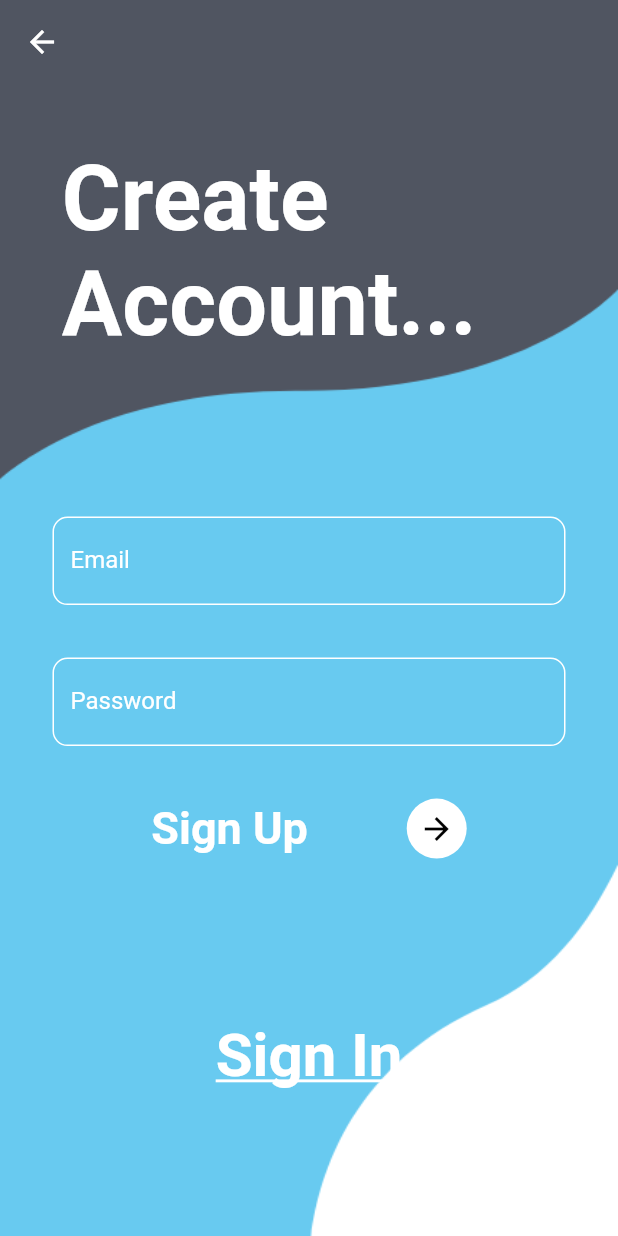
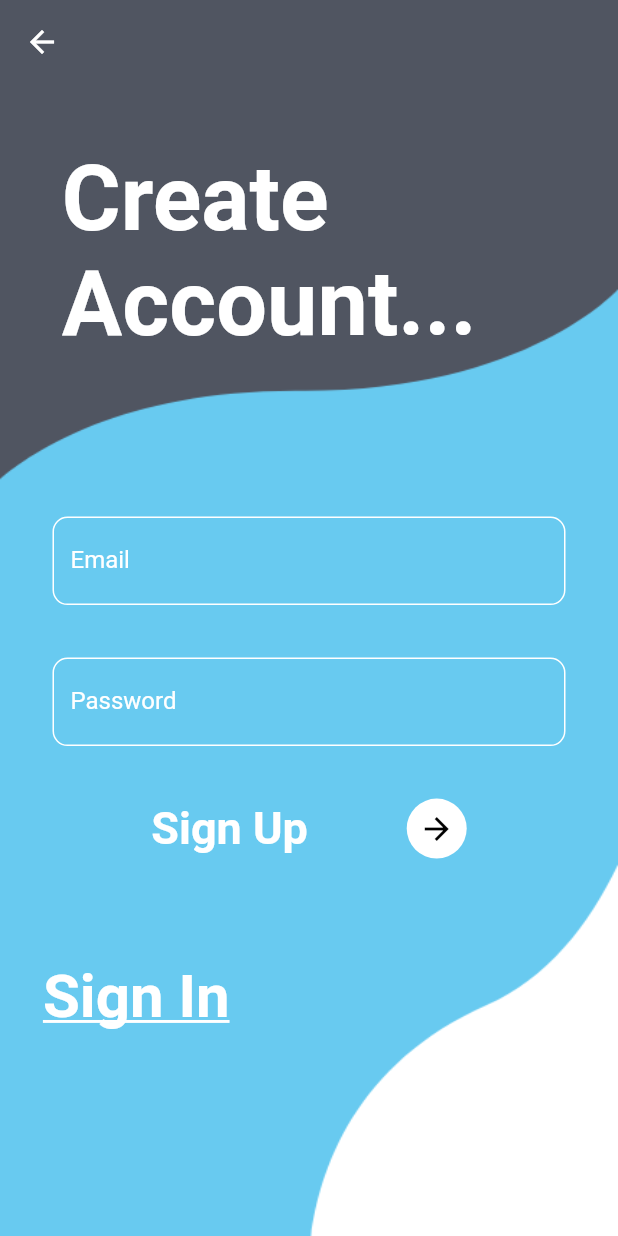
Before and after one commit to Premanshtomar/Notes-App, a Flutter app: the RegisterView screen opened by its route, on a phone screen of 412 x 824 dp. Run offline on Flutter 3.47's test engine with Material 2 defaults, Android fonts, the phone set to English and light mode, and no system bars; our stand-ins replace firebase_auth, firebase_core; accounts and stored records are empty.

Commit message:
Nothing much just do some code cleaning.

```diff
--- a/lib/Views/register_view.dart
+++ b/lib/Views/register_view.dart
@@ -165,10 +165,16 @@ class _RegisterViewState extends State<RegisterView> {
                         )
                       ],
                     ),
-                    const SizedBox(
-                      height: 100,
+                    // const SizedBox(
+                    //   height: 100,
+                    // ),
+                  ],
                 ),
-                    TextButton(
+              ),
+            ),
+            Container(
+              margin: EdgeInsets.only(top: MediaQuery.of(context).size.height*0.70,left: MediaQuery.of(context).size.width*0.05),
+              child: TextButton(
                 onPressed: () {
                   Navigator.of(context).pushNamedAndRemoveUntil(
                       '/login/', (route) => false);
@@ -179,11 +185,8 @@ class _RegisterViewState extends State<RegisterView> {
                         color: Colors.white,
                         fontWeight: FontWeight.w700,
                         decoration: TextDecoration.underline)),
+              ),
             )
-                  ],
-                ),
-              ),
-            ),
           ],
         ),
       ),
```
Also changed, not shown: lib/Views/login_view.dart (+40 -22 lines), lib/Views/notes_view.dart (+0 -48 lines). Lines whose indentation alone changed are shown as unchanged.
